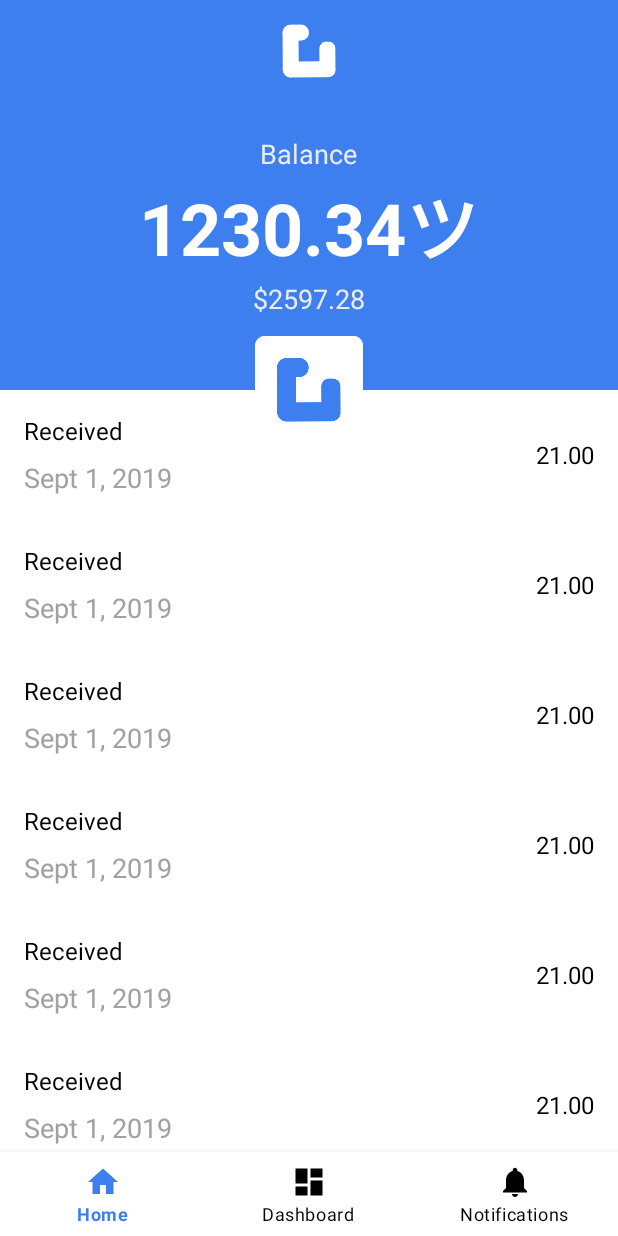
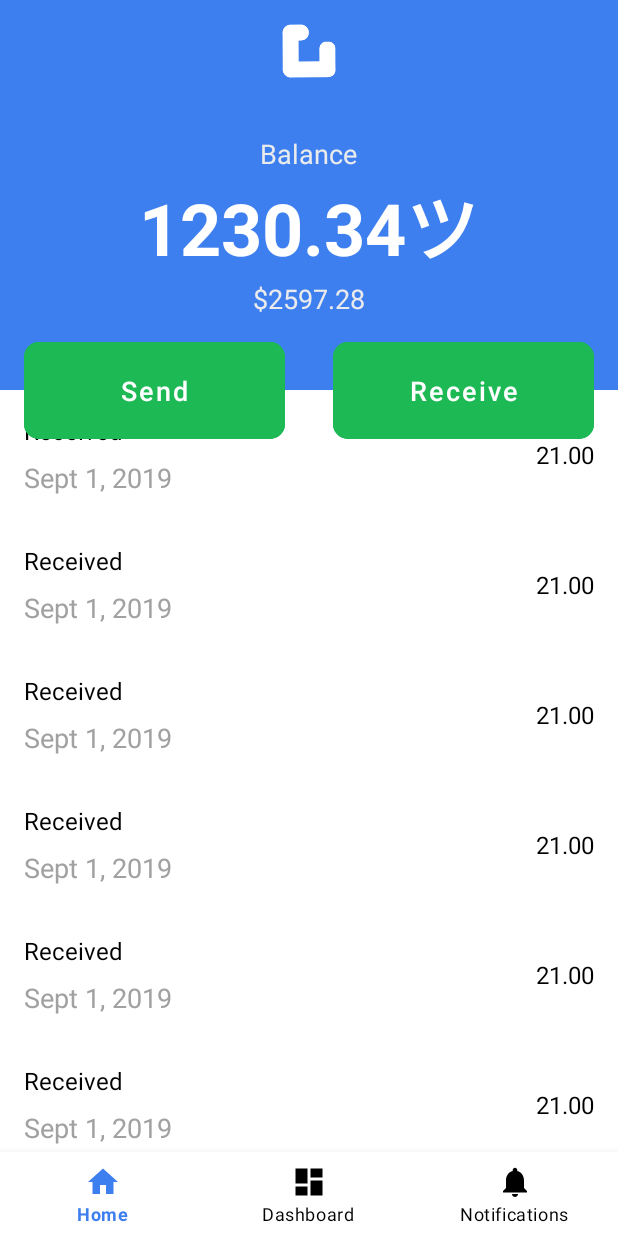
Before and after one commit to grin-wallet/scalar, an Android app: the HomeActivity screen opened directly, with no data from a screen before it, on a phone screen of 412 x 824 dp. Run offline under Robolectric (Android 15) with nearby library versions, the phone set to English and light mode, and no system bars.

Commit message:
Finish basic home screen layout

```diff
--- a/app/src/main/res/layout/activity_home.xml
+++ b/app/src/main/res/layout/activity_home.xml
@@ -80,13 +80,40 @@
         android:layout_height="match_parent"
         app:layout_behavior="@string/appbar_scrolling_view_behavior" />
 
-    <ImageView
-        android:layout_width="wrap_content"
+    <!--<ImageView-->
+        <!--android:layout_width="wrap_content"-->
+        <!--android:layout_height="wrap_content"-->
+        <!--android:contentDescription="@string/logo_description"-->
+        <!--app:layout_anchor="@id/home_appbar"-->
+        <!--app:layout_anchorGravity="center|bottom"-->
+        <!--android:src="@mipmap/ic_launcher" />-->
+
+    <LinearLayout
+        android:layout_width="match_parent"
         android:layout_height="wrap_content"
-        android:contentDescription="@string/logo_description"
+        android:orientation="horizontal"
         app:layout_anchor="@id/home_appbar"
         app:layout_anchorGravity="center|bottom"
-        android:src="@mipmap/ic_launcher" />
+        android:gravity="center" >
+
+        <com.google.android.material.button.MaterialButton
+            android:id="@+id/sendButton"
+            android:layout_width="0dp"
+            android:layout_height="wrap_content"
+            android:layout_weight="1"
+            android:text="Send"
+            style="@style/ActionButton"/>
+
+        <com.google.android.material.button.MaterialButton
+            android:id="@+id/receiveButton"
+            android:layout_width="0dp"
+            android:layout_height="wrap_content"
+            android:layout_weight="1"
+            android:text="Receive"
+            style="@style/ActionButton"/>
+
+
+    </LinearLayout>
 
     <TextView
         android:id="@+id/noTransactionsTextView"
--- a/app/src/main/res/values/colors.xml
+++ b/app/src/main/res/values/colors.xml
@@ -12,6 +12,7 @@
     <color name="dark_grey">#393F45</color>
     <color name="grey">#A1A1A1</color>
     <color name="green">#71CD5C</color>
+    <color name="dark_green">#1DB954</color>
     <color name="red">#EE7A70</color>
 
 </resources>
--- a/app/src/main/res/values/styles.xml
+++ b/app/src/main/res/values/styles.xml
@@ -33,6 +33,17 @@
         <item name="strokeColor">@color/colorAccent</item>
         <item name="strokeWidth">2dp</item>
     </style>
+
+    <style name="ActionButton" parent="Widget.MaterialComponents.Button.UnelevatedButton">
+        <item name="android:textSize">18sp</item>
+        <item name="android:textColor">@color/white</item>
+        <item name="android:padding">20dp</item>
+        <item name="android:textAllCaps">false</item>
+        <item name="cornerRadius">10dp</item>
+        <item name="android:layout_margin">@dimen/activity_vertical_margin</item>
+        <item name="android:backgroundTint">@color/dark_green</item>
+    </style>
+
 
     <!-- Text Styles -->
 
```
